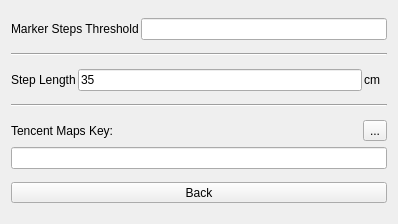
Before: the Qt Designer form src/Exercise/StepsOptions.ui in ic005k/Knot, drawn with Qt 5.
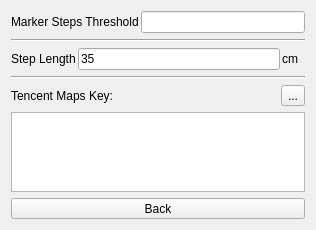
After: the same form once the commit is applied.

What changed in the file:
```diff
--- a/src/Exercise/StepsOptions.ui
+++ b/src/Exercise/StepsOptions.ui
@@ -6,8 +6,8 @@
    <rect>
     <x>0</x>
     <y>0</y>
-    <width>398</width>
-    <height>224</height>
+    <width>316</width>
+    <height>230</height>
    </rect>
   </property>
   <property name="windowTitle">
@@ -135,7 +135,7 @@
       </layout>
      </item>
      <item>
-      <widget class="QLineEdit" name="editMapKey"/>
+      <widget class="QTextEdit" name="editMapKey"/>
      </item>
     </layout>
    </item>
```
